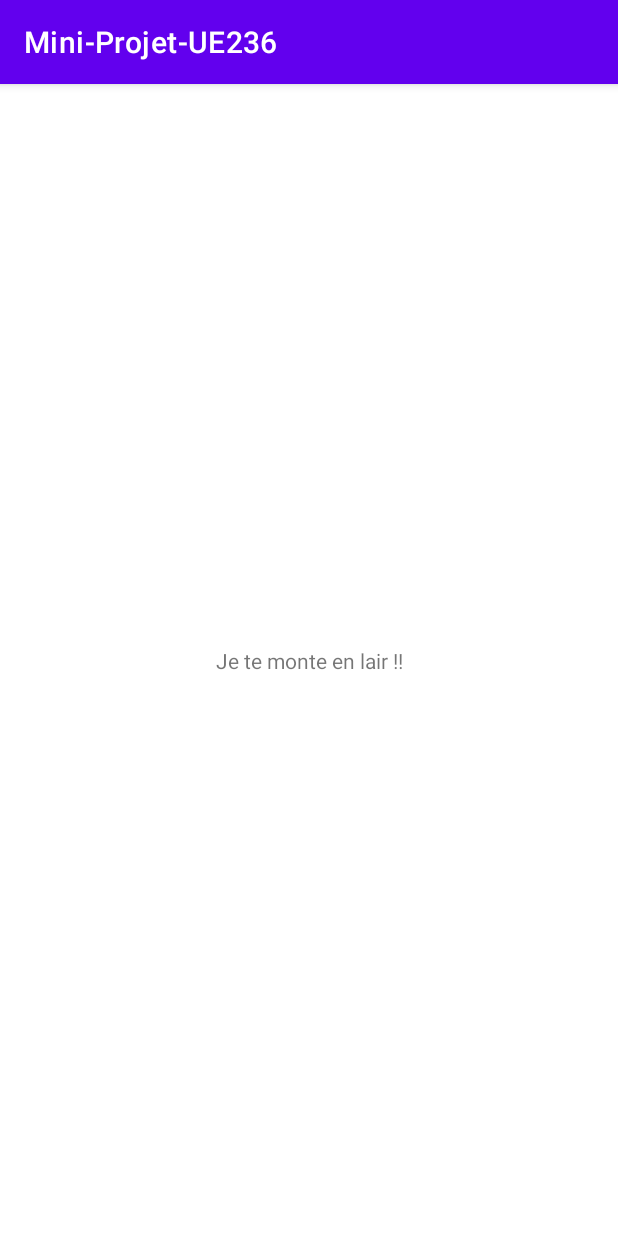
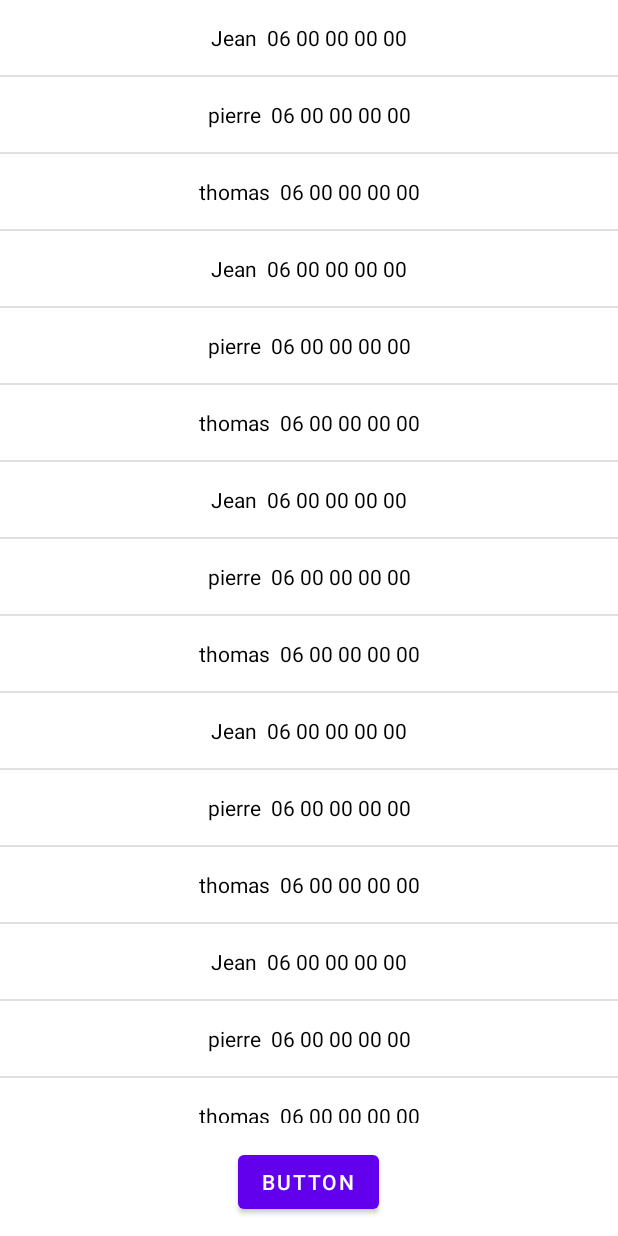
Before and after one commit to Jean-Baradat/miniProjetUE236, an Android app: the screen it shows after launch (MainActivity), on a phone screen of 412 x 824 dp. Run offline under Robolectric (Android 15) with nearby library versions, the phone set to English and light mode, and no system bars.

Commit message:
Activité 1 - Etape 1 - mise en place de la liste des contacts + bouton 100% fonctionnel sur tous types d'écrans

```diff
--- a/app/build.gradle
+++ b/app/build.gradle
@@ -32,6 +32,7 @@ dependencies {
     implementation 'androidx.appcompat:appcompat:1.3.1'
     implementation 'com.google.android.material:material:1.4.0'
     implementation 'androidx.constraintlayout:constraintlayout:2.1.1'
+    implementation 'androidx.gridlayout:gridlayout:1.0.0'
     testImplementation 'junit:junit:4.+'
     androidTestImplementation 'androidx.test.ext:junit:1.1.3'
     androidTestImplementation 'androidx.test.espresso:espresso-core:3.4.0'
--- a/app/src/main/java/com/groupea/mini_projet_ue236/MainActivity.java
+++ b/app/src/main/java/com/groupea/mini_projet_ue236/MainActivity.java
@@ -3,6 +3,8 @@ package com.groupea.mini_projet_ue236;
 import androidx.appcompat.app.AppCompatActivity;
 
 import android.os.Bundle;
+import android.widget.ArrayAdapter;
+import android.widget.ListView;
 
 public class MainActivity extends AppCompatActivity {
 
@@ -10,5 +12,28 @@ public class MainActivity extends AppCompatActivity {
     protected void onCreate(Bundle savedInstanceState) {
         super.onCreate(savedInstanceState);
         setContentView(R.layout.activity_main);
+
+        ListView list = (ListView) findViewById(R.id.listContacts);
+        ArrayAdapter<String> tab =
+                new ArrayAdapter<String>(this, R.layout.contact);
+        tab.add("Jean  06 00 00 00 00");
+        tab.add("pierre  06 00 00 00 00");
+        tab.add("thomas  06 00 00 00 00");
+        tab.add("Jean  06 00 00 00 00");
+        tab.add("pierre  06 00 00 00 00");
+        tab.add("thomas  06 00 00 00 00");
+        tab.add("Jean  06 00 00 00 00");
+        tab.add("pierre  06 00 00 00 00");
+        tab.add("thomas  06 00 00 00 00");
+        tab.add("Jean  06 00 00 00 00");
+        tab.add("pierre  06 00 00 00 00");
+        tab.add("thomas  06 00 00 00 00");
+        tab.add("Jean  06 00 00 00 00");
+        tab.add("pierre  06 00 00 00 00");
+        tab.add("thomas  06 00 00 00 00");
+        tab.add("Jean  06 00 00 00 00");
+        tab.add("pierre  06 00 00 00 00");
+
+        list.setAdapter(tab);
     }
 }
--- a/app/src/main/res/layout/activity_main.xml
+++ b/app/src/main/res/layout/activity_main.xml
@@ -1,20 +1,26 @@
 <?xml version="1.0" encoding="utf-8"?>
-<androidx.constraintlayout.widget.ConstraintLayout xmlns:android="http://schemas.android.com/apk/res/android"
+<RelativeLayout xmlns:android="http://schemas.android.com/apk/res/android"
     xmlns:app="http://schemas.android.com/apk/res-auto"
     xmlns:tools="http://schemas.android.com/tools"
     android:layout_width="match_parent"
     android:layout_height="match_parent"
     tools:context=".MainActivity">
 
-    <TextView
-        android:id="@+id/text"
+    <ListView
+        android:id="@+id/listContacts"
         android:layout_width="wrap_content"
         android:layout_height="wrap_content"
-        android:text="@string/letext"
-        app:layout_constraintBottom_toBottomOf="parent"
-        app:layout_constraintEnd_toEndOf="parent"
-        app:layout_constraintRight_toRightOf="parent"
-        app:layout_constraintStart_toStartOf="parent"
-        app:layout_constraintTop_toTopOf="parent" />
+        android:maxHeight="400dp"
+        android:layout_marginBottom="75dp"/>
 
-</androidx.constraintlayout.widget.ConstraintLayout>
+    <Button
+        android:id="@+id/button1"
+        android:layout_width="wrap_content"
+        android:layout_height="wrap_content"
+        android:layout_below="@+id/listContacts"
+        android:layout_centerHorizontal="true"
+        android:layout_marginTop="-60dp"
+        android:text="Button" />
+
+
+</RelativeLayout>
--- /dev/null
+++ b/app/src/main/res/layout/contact.xml
@@ -0,0 +1,9 @@
+<?xml version="1.0" encoding="utf-8"?>
+
+<TextView xmlns:android="http://schemas.android.com/apk/res/android"
+    android:id="@+id/nom_contact"
+    android:layout_width="match_parent"
+    android:layout_height="@dimen/layout_height_contact"
+    android:gravity="center"
+    android:text="Test"
+    android:textColor="#000000"/>
--- a/app/src/main/res/values-night/themes.xml
+++ b/app/src/main/res/values-night/themes.xml
@@ -1,6 +1,6 @@
 <resources xmlns:tools="http://schemas.android.com/tools">
     <!-- Base application theme. -->
-    <style name="Theme.MiniProjetUE236" parent="Theme.MaterialComponents.DayNight.DarkActionBar">
+    <style name="Theme.MiniProjetUE236" parent="Theme.MaterialComponents.DayNight.NoActionBar">
         <!-- Primary brand color. -->
         <item name="colorPrimary">@color/purple_200</item>
         <item name="colorPrimaryVariant">@color/purple_700</item>
--- /dev/null
+++ b/app/src/main/res/values/dimens.xml
@@ -0,0 +1,5 @@
+<?xml version="1.0" encoding="utf-8"?>
+<resources>
+
+    <dimen name="layout_height_contact">50dp</dimen>
+</resources>
--- a/app/src/main/res/values/strings.xml
+++ b/app/src/main/res/values/strings.xml
@@ -1,4 +1,3 @@
 <resources>
     <string name="app_name">Mini-Projet-UE236</string>
-    <string name="letext">Je te monte en lair !!</string>
 </resources>
--- a/app/src/main/res/values/themes.xml
+++ b/app/src/main/res/values/themes.xml
@@ -1,6 +1,6 @@
 <resources xmlns:tools="http://schemas.android.com/tools">
     <!-- Base application theme. -->
-    <style name="Theme.MiniProjetUE236" parent="Theme.MaterialComponents.DayNight.DarkActionBar">
+    <style name="Theme.MiniProjetUE236" parent="Theme.MaterialComponents.DayNight.NoActionBar">
         <!-- Primary brand color. -->
         <item name="colorPrimary">@color/purple_500</item>
         <item name="colorPrimaryVariant">@color/purple_700</item>
```
